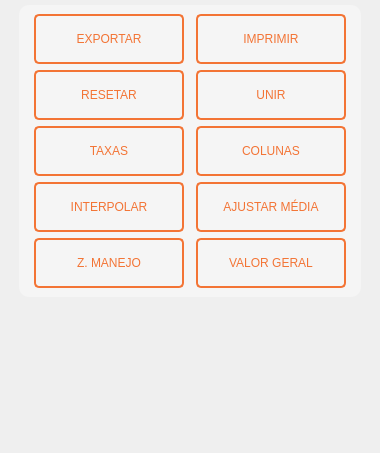
First picture: the form in ui/FileOptions.ui, repository EngAplicacaoStara/StaraMaps, before the edit.
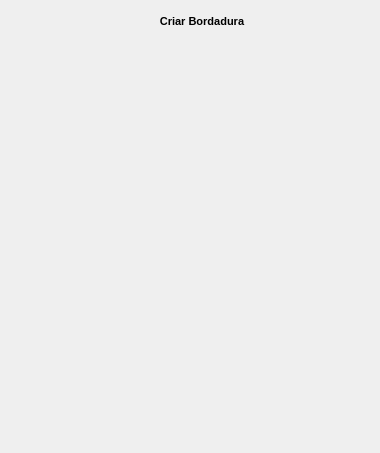
Second picture: the form after the edit. The open tabs and pages were chosen to show the change. Icons and pictures are not drawn.

Commit message: add create field function (File Options)

The edit to the form file:
```diff
--- a/ui/FileOptions.ui
+++ b/ui/FileOptions.ui
@@ -145,6 +145,21 @@
                 <enum>QFrame::Raised</enum>
                </property>
                <layout class="QGridLayout" name="gridLayout">
+                <property name="leftMargin">
+                 <number>5</number>
+                </property>
+                <property name="topMargin">
+                 <number>5</number>
+                </property>
+                <property name="rightMargin">
+                 <number>5</number>
+                </property>
+                <property name="bottomMargin">
+                 <number>5</number>
+                </property>
+                <property name="spacing">
+                 <number>5</number>
+                </property>
                 <item row="0" column="0">
                  <widget class="QPushButton" name="pushButtonExport">
                   <property name="minimumSize">
@@ -5141,6 +5156,137 @@
           </item>
          </layout>
         </widget>
+        <widget class="QWidget" name="page_26">
+         <layout class="QVBoxLayout" name="verticalLayout_52">
+          <property name="spacing">
+           <number>0</number>
+          </property>
+          <property name="leftMargin">
+           <number>0</number>
+          </property>
+          <property name="topMargin">
+           <number>0</number>
+          </property>
+          <property name="rightMargin">
+           <number>0</number>
+          </property>
+          <property name="bottomMargin">
+           <number>0</number>
+          </property>
+          <item>
+           <widget class="QFrame" name="frame_42">
+            <property name="minimumSize">
+             <size>
+              <width>0</width>
+              <height>32</height>
+             </size>
+            </property>
+            <property name="maximumSize">
+             <size>
+              <width>16777215</width>
+              <height>32</height>
+             </size>
+            </property>
+            <property name="frameShape">
+             <enum>QFrame::NoFrame</enum>
+            </property>
+            <property name="frameShadow">
+             <enum>QFrame::Raised</enum>
+            </property>
+            <layout class="QHBoxLayout" name="horizontalLayout_7">
+             <property name="spacing">
+              <number>0</number>
+             </property>
+             <property name="leftMargin">
+              <number>0</number>
+             </property>
+             <property name="topMargin">
+              <number>0</number>
+             </property>
+             <property name="rightMargin">
+              <number>0</number>
+             </property>
+             <property name="bottomMargin">
+              <number>0</number>
+             </property>
+             <item>
+              <widget class="QPushButton" name="pushButton_return_create_field">
+               <property name="minimumSize">
+                <size>
+                 <width>24</width>
+                 <height>24</height>
+                </size>
+               </property>
+               <property name="maximumSize">
+                <size>
+                 <width>24</width>
+                 <height>24</height>
+                </size>
+               </property>
+               <property name="styleSheet">
+                <string notr="true">QPushButton {
+	border: none;
+	image: url(:/plugins/StaraMaps/back.png);
+}
+QPushButton:disabled{
+	border: 2px solid rgba(100, 100, 100, 40);
+	color: rgb(100, 100, 100, 40);
+}</string>
+               </property>
+               <property name="text">
+                <string/>
+               </property>
+              </widget>
+             </item>
+             <item>
+              <widget class="QLabel" name="label_taxas_2">
+               <property name="font">
+                <font>
+                 <pointsize>8</pointsize>
+                 <weight>75</weight>
+                 <bold>true</bold>
+                </font>
+               </property>
+               <property name="text">
+                <string>Criar Bordadura</string>
+               </property>
+               <property name="alignment">
+                <set>Qt::AlignCenter</set>
+               </property>
+              </widget>
+             </item>
+            </layout>
+           </widget>
+          </item>
+          <item>
+           <widget class="QFrame" name="frame_43">
+            <property name="frameShape">
+             <enum>QFrame::NoFrame</enum>
+            </property>
+            <property name="frameShadow">
+             <enum>QFrame::Raised</enum>
+            </property>
+            <layout class="QVBoxLayout" name="verticalLayout_53">
+             <property name="spacing">
+              <number>0</number>
+             </property>
+             <property name="leftMargin">
+              <number>5</number>
+             </property>
+             <property name="topMargin">
+              <number>5</number>
+             </property>
+             <property name="rightMargin">
+              <number>5</number>
+             </property>
+             <property name="bottomMargin">
+              <number>5</number>
+             </property>
+            </layout>
+           </widget>
+          </item>
+         </layout>
+        </widget>
        </widget>
       </item>
      </layout>
```
Left out of the diff: 61 changed lines with no effect on the pictures. The commit also changes 11 other files.
